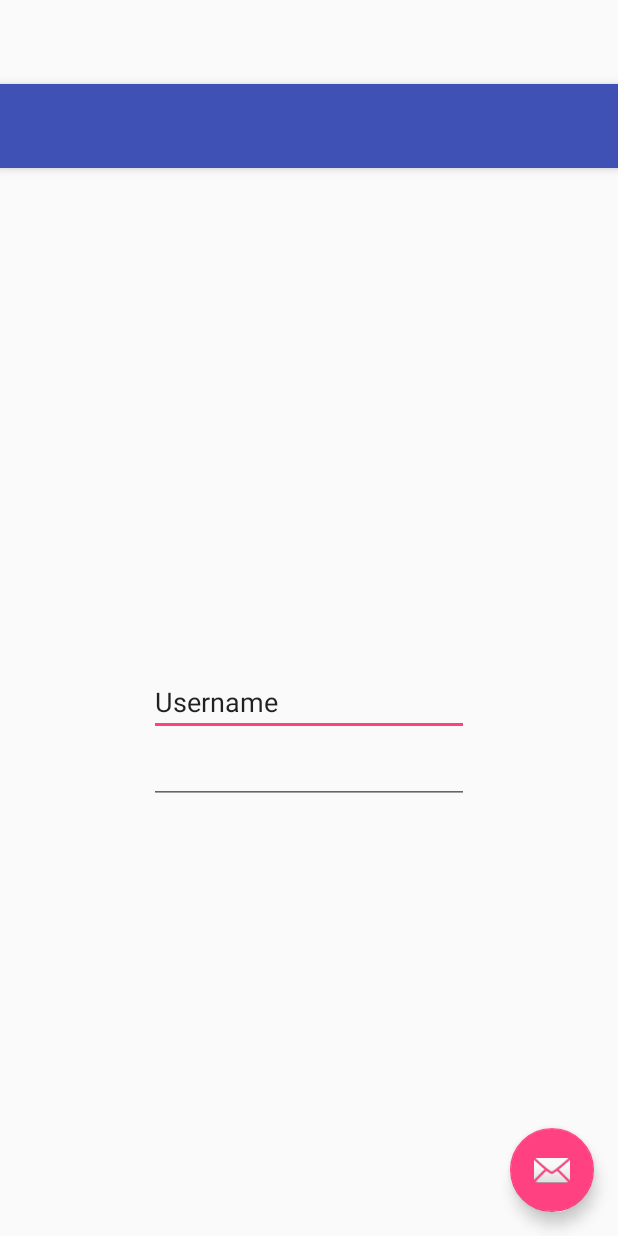
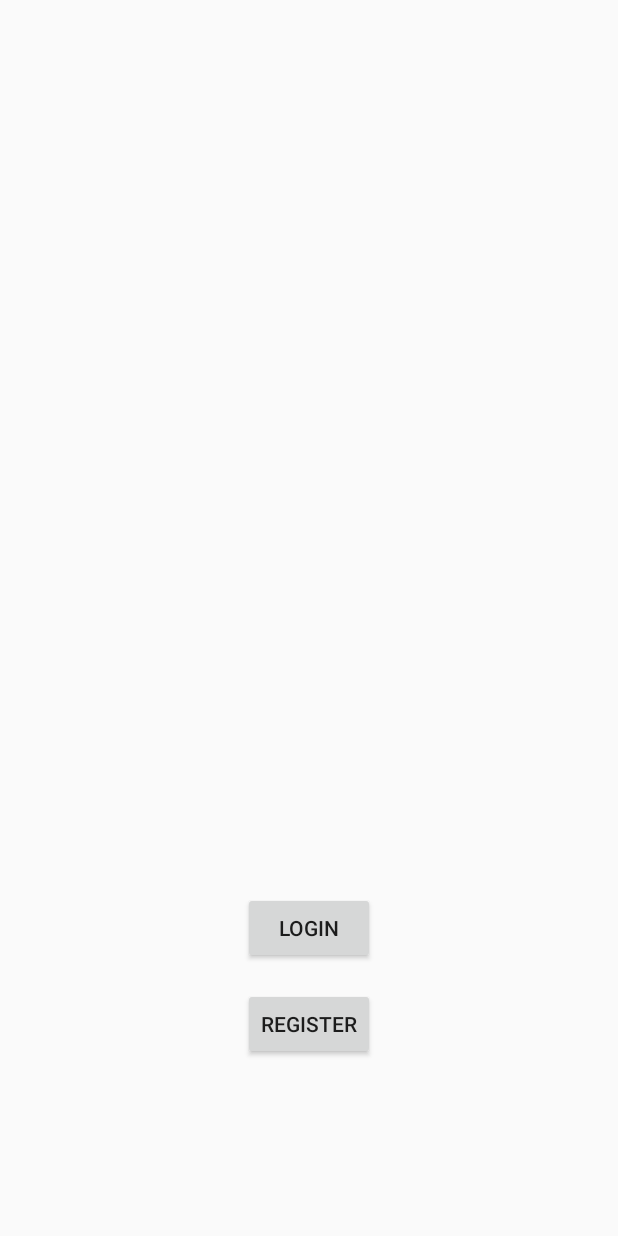
Before and after one commit to clawrence8/CacheMoney, an Android app: the layout activity_welcome_page.xml on its own in the app's theme, with its tools: preview values and no code run, on a phone screen of 412 x 824 dp. Run offline under Robolectric (Android 15) with nearby library versions, the phone set to English and light mode, and no system bars.

Commit message:
Got a start on the login, logout, and abort login functionalities. It should cover the majority of M3 requirements

```diff
--- a/BuzzMovieSelector/app/build.gradle
+++ b/BuzzMovieSelector/app/build.gradle
@@ -24,4 +24,5 @@ dependencies {
     testCompile 'junit:junit:4.12'
     compile 'com.android.support:appcompat-v7:23.1.1'
     compile 'com.android.support:design:23.1.1'
+    compile 'com.android.support:support-v4:23.1.1'
 }
--- a/BuzzMovieSelector/app/src/main/res/layout/activity_welcome_page.xml
+++ b/BuzzMovieSelector/app/src/main/res/layout/activity_welcome_page.xml
@@ -1,34 +1,23 @@
 <?xml version="1.0" encoding="utf-8"?>
-<android.support.design.widget.CoordinatorLayout xmlns:android="http://schemas.android.com/apk/res/android"
-    xmlns:app="http://schemas.android.com/apk/res-auto"
-    xmlns:tools="http://schemas.android.com/tools"
-    android:layout_width="match_parent"
-    android:layout_height="match_parent"
-    android:fitsSystemWindows="true"
-    tools:context="edu.gatech.cs2340.buzzmovieselector.WelcomePageActivity">
+<RelativeLayout xmlns:android="http://schemas.android.com/apk/res/android"
+    android:layout_width="match_parent" android:layout_height="match_parent">
 
-    <android.support.design.widget.AppBarLayout
-        android:layout_width="match_parent"
-        android:layout_height="wrap_content"
-        android:theme="@style/AppTheme.AppBarOverlay">
-
-        <android.support.v7.widget.Toolbar
-            android:id="@+id/toolbar"
-            android:layout_width="match_parent"
-            android:layout_height="?attr/actionBarSize"
-            android:background="?attr/colorPrimary"
-            app:popupTheme="@style/AppTheme.PopupOverlay" />
-
-    </android.support.design.widget.AppBarLayout>
-
-    <include layout="@layout/content_welcome_page" />
-
-    <android.support.design.widget.FloatingActionButton
-        android:id="@+id/fab"
+    <Button
         android:layout_width="wrap_content"
         android:layout_height="wrap_content"
-        android:layout_gravity="bottom|end"
-        android:layout_margin="@dimen/fab_margin"
-        android:src="@android:drawable/ic_dialog_email" />
+        android:text="Login"
+        android:id="@+id/login"
+        android:onClick= "onLoginButtonClicked"
+        android:layout_alignParentBottom="true"
+        android:layout_centerHorizontal="true"
+        android:layout_marginBottom="181dp" />
 
-</android.support.design.widget.CoordinatorLayout>
+    <Button
+        android:layout_width="wrap_content"
+        android:layout_height="wrap_content"
+        android:text="Register"
+        android:id="@+id/cancel"
+        android:layout_alignTop="@+id/login"
+        android:layout_centerHorizontal="true"
+        android:layout_marginTop="64dp" />
+</RelativeLayout>
--- a/BuzzMovieSelector/app/src/main/res/layout/content_welcome_page.xml
+++ b/BuzzMovieSelector/app/src/main/res/layout/content_welcome_page.xml
@@ -12,24 +12,22 @@
     tools:context="edu.gatech.cs2340.buzzmovieselector.WelcomePageActivity"
     tools:showIn="@layout/activity_welcome_page">
 
-    <EditText
+    <Button
         android:layout_width="wrap_content"
         android:layout_height="wrap_content"
-        android:inputType="textPersonName"
-        android:text="Username"
-        android:ems="10"
-        android:id="@+id/editText"
-        android:layout_centerVertical="true"
-        android:layout_centerHorizontal="true" />
+        android:text="Login"
+        android:id="@+id/button"
+        android:layout_centerHorizontal="true"
+        android:layout_marginTop="40dp"
+        android:layout_centerVertical="true" />
 
-    <EditText
+    <Button
         android:layout_width="wrap_content"
         android:layout_height="wrap_content"
-        android:inputType="textPassword"
-        android:ems="10"
-        android:id="@+id/editText2"
-        android:layout_below="@+id/editText"
-        android:layout_alignLeft="@+id/editText"
-        android:layout_alignStart="@+id/editText" />
+        android:text="Register"
+        android:id="@+id/button2"
+        android:layout_below="@+id/button"
+        android:layout_alignLeft="@+id/button"
+        android:layout_alignStart="@+id/button" />
 
 </RelativeLayout>
--- a/BuzzMovieSelector/app/src/main/res/values/colors.xml
+++ b/BuzzMovieSelector/app/src/main/res/values/colors.xml
@@ -3,4 +3,6 @@
     <color name="colorPrimary">#3F51B5</color>
     <color name="colorPrimaryDark">#303F9F</color>
     <color name="colorAccent">#FF4081</color>
+
+    <color name="black_overlay">#66000000</color>
 </resources>
```
Also changed, not shown: BuzzMovieSelector/app/src/main/AndroidManifest.xml (+17 -0 lines), BuzzMovieSelector/app/src/main/java/edu/gatech/cs2340/buzzmovieselector/WelcomePageActivity.java (+43 -12 lines), BuzzMovieSelector/app/src/main/res/values/strings.xml (+25 -0 lines), BuzzMovieSelector/app/src/main/res/values/styles.xml (+12 -0 lines).
